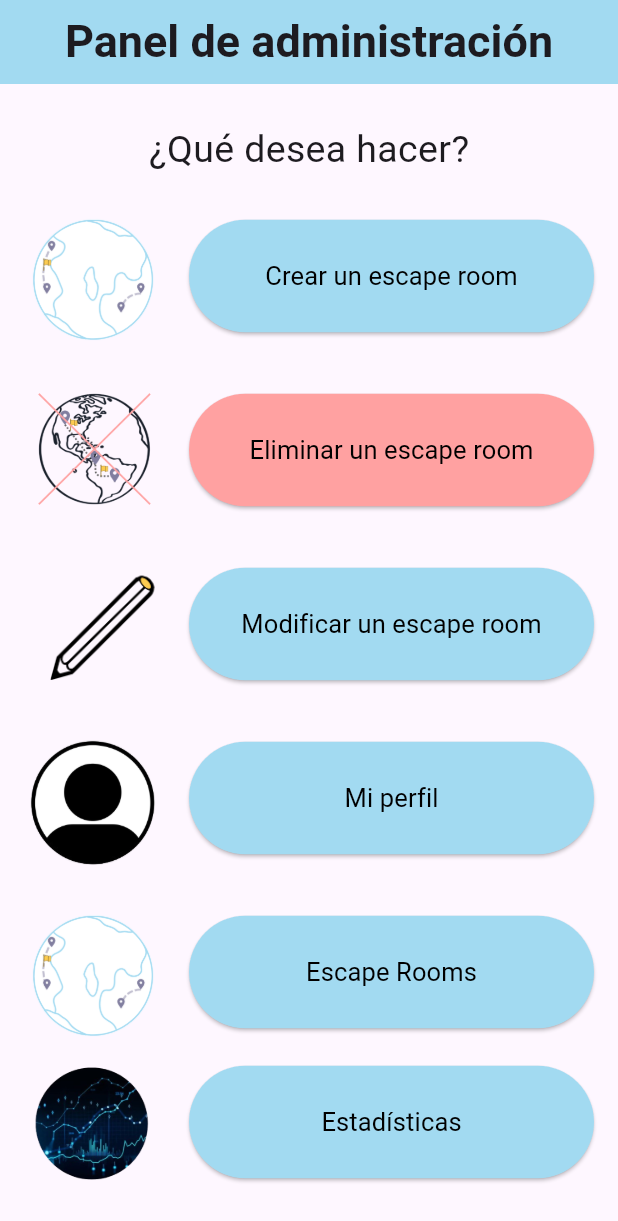
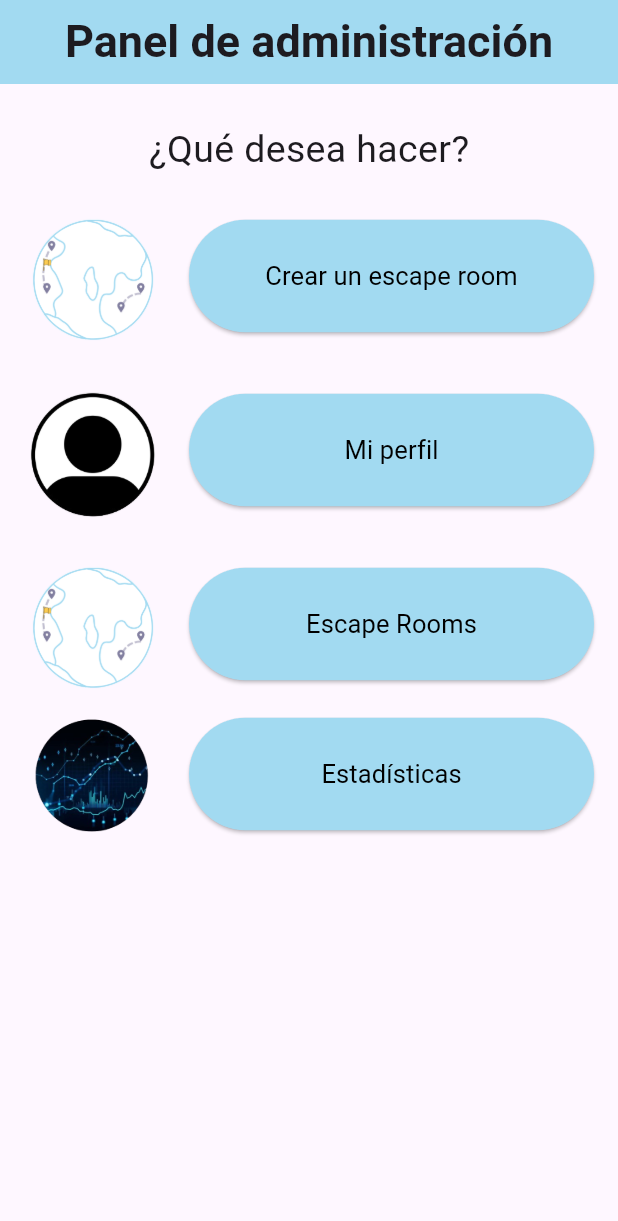
Before and after one commit to FrJ03/escape_go_mobile, a Flutter app: the PanelScreen screen opened directly, on a phone screen of 412 x 824 dp. Shown: the top 1221 px of the screen. Run offline on Flutter 3.47's test engine with Material 3 defaults, Android fonts, the phone set to English and light mode, and no system bars; our stand-ins replace geolocator, image_picker, shared_preferences; accounts and stored records are empty; network calls fail.

Commit message:
fix: updated view and controller to run the app

```diff
--- a/lib/controller/loginController.dart
+++ b/lib/controller/loginController.dart
@@ -2,8 +2,8 @@ import 'dart:convert';
 import 'package:flutter/material.dart';
 import 'package:http/http.dart' as http;
 import 'package:shared_preferences/shared_preferences.dart';
-import 'package:escape_go_mobile/view/participant/escaperoomsview.dart';
-import 'package:escape_go_mobile/view/admin/escaperoomsview.dart';
+import 'package:escape_go_mobile/view/participant/escaperoomsviewParticipant.dart';
+import 'package:escape_go_mobile/view/admin/escaperoomsviewAdmin.dart';
 import 'package:escape_go_mobile/view/admin/statistics.dart';
 import 'package:escape_go_mobile/view/admin/panel_admin.dart';
 
--- a/lib/view/admin/panel_admin.dart
+++ b/lib/view/admin/panel_admin.dart
@@ -2,6 +2,7 @@ import 'package:flutter/material.dart';
 import '../widgets/widgets.dart';
 import '../profileview.dart';
 import 'statistics.dart';
+import 'escaperoomsviewAdmin.dart';
 void main() {
   runApp(MaterialApp(
     home: PanelScreen(),
@@ -57,50 +58,6 @@ class PanelScreen extends StatelessWidget {
                     ],
                   ),
                   SizedBox(height: 16),
-
-                  Row(
-                    children: [
-                      Image.asset(
-                        'lib/view/assets/eliminar_escape.png', // Ruta de tu imagen
-                        width: 100,
-                        height: 100,
-                      ),
-                      SizedBox(width: 10), // Espaciado entre imagen y botón
-                      Expanded(
-                        child: PanelButton(
-                            key: Key('delete_escape_button'),
-                            value: 'Eliminar un escape room',
-                            color: Color(0xFFFFA1A1),
-                            onPressed: () {
-                              print('Debe redireccionar a la página de eliminar un escape room');
-                            }
-                        ),
-                      ),
-                    ],
-                  ),
-                  SizedBox(height: 16),
-
-                  Row(
-                    children: [
-                      Image.asset(
-                        'lib/view/assets/modificar_escape.png', // Ruta de tu imagen
-                        width: 100,
-                        height: 100,
-                      ),
-                      SizedBox(width: 10), // Espaciado entre imagen y botón
-                      Expanded(
-                        child: PanelButton(
-                            key: Key('modify_escape_button'),
-                            value: 'Modificar un escape room',
-                            color: Color(0xFFA2DAF1),
-                            onPressed: (){
-                              print('Debe redireccionar a la página de modificar un escape room');
-                            }
-                        ),
-                      ),
-                    ],
-                  ),
-                  SizedBox(height: 16),
                   Row(
                     children: [
                       Image.asset(
@@ -139,8 +96,10 @@ class PanelScreen extends StatelessWidget {
                             value: 'Escape Rooms',
                             color: Color(0xFFA2DAF1),
                             onPressed: (){
-                              print('Debe redireccionar a mis Escape Rooms');
-
+                              Navigator.push(
+                                context,
+                                MaterialPageRoute(builder: (context) => EscapeRoomScreen()),
+                              );
                             }
                         ),
                       ),
--- a/lib/view/participant/escaperoomsview.dart
+++ b/lib/view/participant/escaperoomsviewParticipant.dart
@@ -1,6 +1,7 @@
 import 'package:flutter/material.dart';
 import'../../controller/participant/escape_rooms_controller.dart';
 import 'package:escape_go_mobile/domain/escape_rooms/escape_room_list_item.dart';
+
 //Vista para listar todos los Escape Rooms por distancia en el participante
 
 void main() {
@@ -59,13 +60,7 @@ class EscapeRoomsScreen extends StatelessWidget {
               return GestureDetector(
                 // ENVÍA EL ID DEL ESCAPE ROOM A LA VISTA SIGUIENTE, NECESARIO PARA PEDIR LAS PISTAS
                 onTap: () {
-                  Navigator.push(
-                    context,
-                    MaterialPageRoute(
-                      builder: (context) =>
-                          ParticipateEscapeScreen(escapeRoomId: escapeRoom.id),
-                    ),
-                  );
+
                 },
                 child: EscapeRoomRow(escapeRoom: escapeRoom),
               );
--- a/lib/view/participant/game_escape.dart
+++ b/lib/view/participant/game_escape.dart
@@ -166,7 +166,7 @@ class _GameEscapeScreenState extends State<GameEscapeScreen> {
 		    key: Key('continue_button'),
 		    value: 'CONTINUAR',
 		    color: Color(0xFFA2F1A5),
-		    onPressed. () {
+		    onPressed: () {
 		      // CONTINUAR
 		    }
 		  ),
--- a/lib/view/participant/participe_escape.dart
+++ b/lib/view/participant/participe_escape.dart
@@ -4,7 +4,7 @@ import '../../controller/participant/participe_escape_controller.dart';
 
 void main() {
   runApp(MaterialApp(
-    home: ParticipateEscapeScreen(),
+    home: ParticipateEscapeScreen(escapeRoomId: 0),
     theme: ThemeData(
       fontFamily: 'Roboto',
     ),
```
Also changed, not shown: lib/view/admin/escaperoomsviewAdmin.dart (renamed from lib/view/admin/escaperoomsview.dart).
